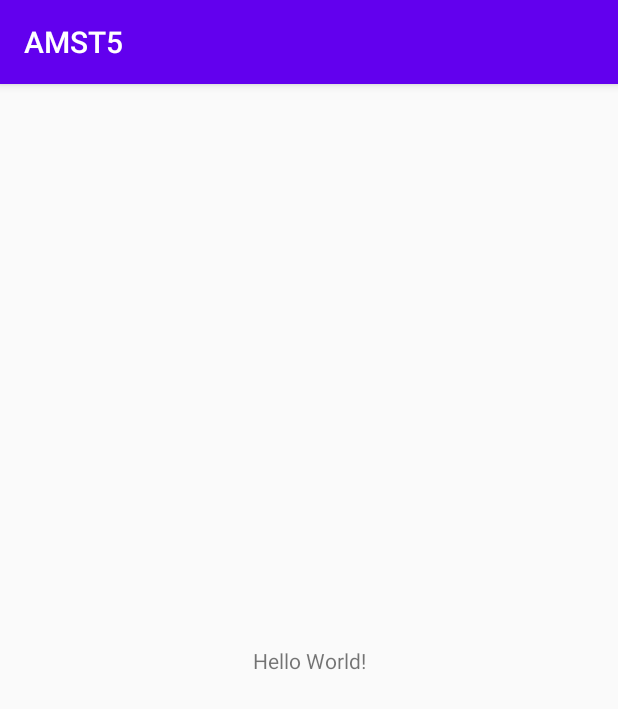
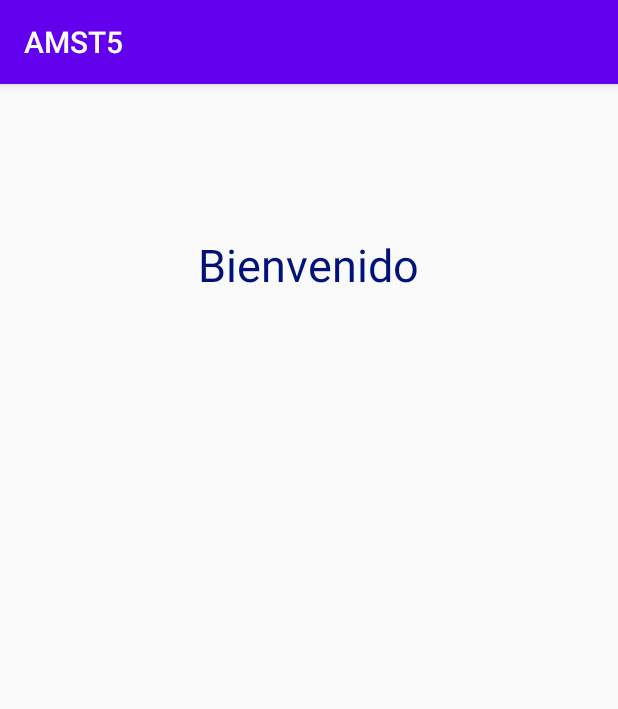
Before and after one commit to jaimemoransantos/PST_TA5_G5, an Android app: the screen it shows after launch (MainActivity before the commit, Bienvenida after it), on a phone screen of 412 x 824 dp. Shown: the top 709 px of the screen. Run offline under Robolectric (Android 15) with nearby library versions, the phone set to English and light mode, and no system bars.

Commit message:
Creación de la pantalla de bienvenida para iniciar la aplicacion.

```diff
--- a/app/src/main/AndroidManifest.xml
+++ b/app/src/main/AndroidManifest.xml
@@ -3,19 +3,23 @@
     package="com.example.amst5">
 
     <application
+        android:fullBackupContent="@android:"
         android:allowBackup="true"
         android:icon="@mipmap/ic_launcher"
         android:label="@string/app_name"
         android:roundIcon="@mipmap/ic_launcher_round"
         android:supportsRtl="true"
         android:theme="@style/AppTheme">
-        <activity android:name=".MainActivity">
+        <activity android:name=".Bienvenida">
             <intent-filter>
                 <action android:name="android.intent.action.MAIN" />
 
                 <category android:name="android.intent.category.LAUNCHER" />
             </intent-filter>
         </activity>
+        <activity android:name=".MainActivity">
+
+        </activity>
     </application>
 
 </manifest>
--- /dev/null
+++ b/app/src/main/java/com/example/amst5/Bienvenida.java
@@ -0,0 +1,29 @@
+package com.example.amst5;
+
+import androidx.appcompat.app.AppCompatActivity;
+
+import android.content.Intent;
+import android.os.Bundle;
+
+import java.util.Timer;
+import java.util.TimerTask;
+
+public class Bienvenida extends AppCompatActivity {
+    Timer timer;
+
+    @Override
+    protected void onCreate(Bundle savedInstanceState) {
+        super.onCreate(savedInstanceState);
+        setContentView(R.layout.activity_bienvenida);
+
+        timer = new  Timer();
+        timer.schedule(new TimerTask() {
+            @Override
+            public void run() {
+                Intent intent = new Intent(Bienvenida.this, MainActivity.class);
+                startActivity(intent);
+                finish();
+            }
+        }, 5000);
+    }
+}
--- /dev/null
+++ b/app/src/main/res/layout/activity_bienvenida.xml
@@ -0,0 +1,21 @@
+<?xml version="1.0" encoding="utf-8"?>
+<androidx.constraintlayout.widget.ConstraintLayout xmlns:android="http://schemas.android.com/apk/res/android"
+    xmlns:app="http://schemas.android.com/apk/res-auto"
+    xmlns:tools="http://schemas.android.com/tools"
+    android:layout_width="match_parent"
+    android:layout_height="match_parent"
+    tools:context=".Bienvenida">
+
+    <TextView
+        android:id="@+id/bienvenido"
+        android:layout_width="wrap_content"
+        android:layout_height="wrap_content"
+        android:layout_marginTop="100dp"
+        android:text="@string/bienvenido"
+        android:textColor="#00137A"
+        android:textSize="30sp"
+        app:layout_constraintEnd_toEndOf="parent"
+        app:layout_constraintHorizontal_bias="0.498"
+        app:layout_constraintStart_toStartOf="parent"
+        app:layout_constraintTop_toTopOf="parent" />
+</androidx.constraintlayout.widget.ConstraintLayout>
--- a/app/src/main/res/values/strings.xml
+++ b/app/src/main/res/values/strings.xml
@@ -1,3 +1,4 @@
 <resources>
     <string name="app_name">AMST5</string>
+    <string name="bienvenido">Bienvenido</string>
 </resources>
```
